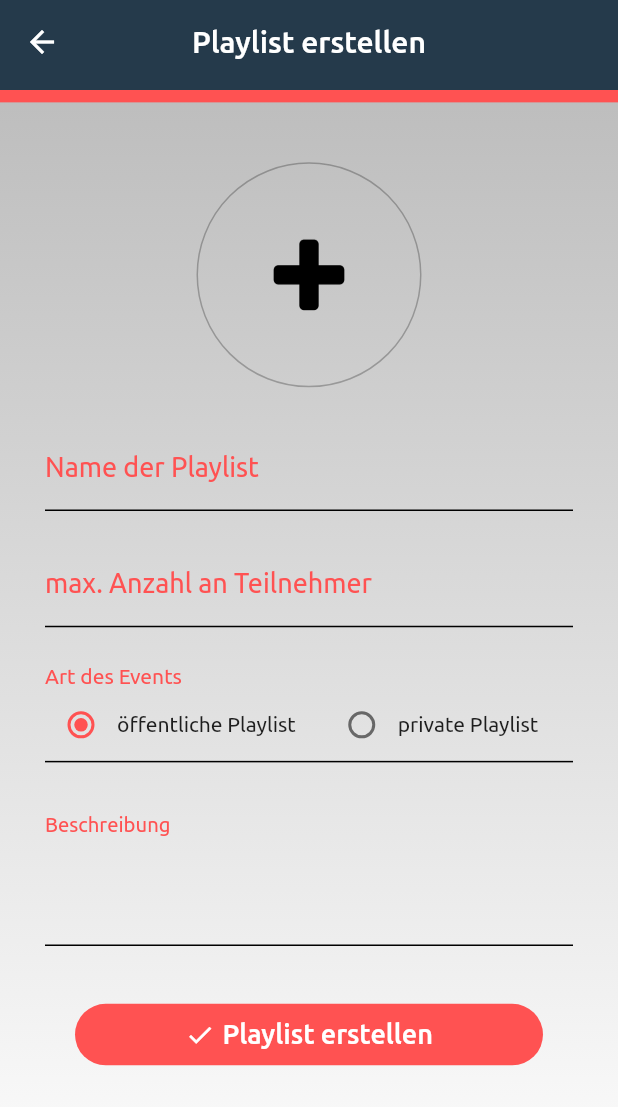
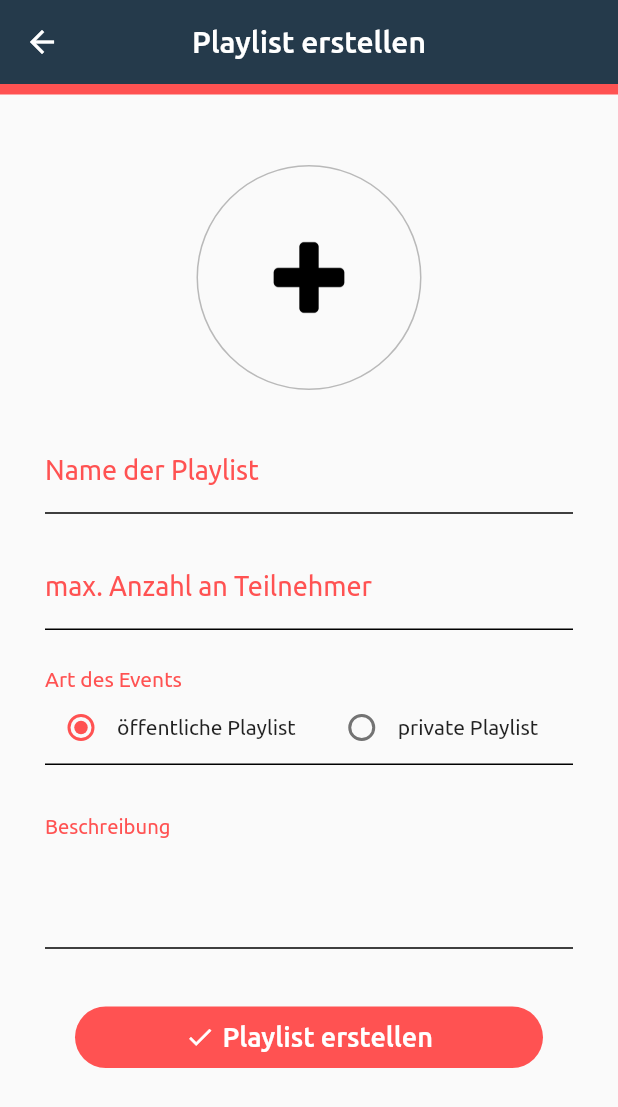
Before and after one commit to DominikDeseyve/SW-ENG_CMP, a Flutter app: the CreatePlaylistScreen screen opened by its route, on a phone screen of 412 x 824 dp. Shown: the top 1107 px of the screen. Run offline on Flutter 3.47's test engine with Material 2 defaults, Android fonts, the phone set to English and light mode, and no system bars; our stand-ins replace audioplayers, cached_network_image, cloud_firestore, dynamic_theme, firebase_auth, firebase_storage and 3 more; missing offline and left inert: nested_navigators, youtube_api; accounts and stored records are empty; project files that could hold a hidden picture were left out.

Commit message:
Darkmode Update

```diff
--- a/lib/pages/playlist/CreatePlaylistScreen.dart
+++ b/lib/pages/playlist/CreatePlaylistScreen.dart
@@ -119,48 +119,26 @@ class _CreatePlaylistScreenState extends State<CreatePlaylistScreen> {
   @override
   Widget build(BuildContext context) {
     return Scaffold(
+      backgroundColor: Controller().theming.background,
       appBar: PreferredSize(
-        preferredSize: Size.fromHeight(60.0),
-        child: AppBar(
+        preferredSize: Size.fromHeight(70.0),
+        child: Column(
+          children: <Widget>[
+            AppBar(
               backgroundColor: Color(0xFF253A4B),
               centerTitle: true,
               elevation: 0,
               title: Text("Playlist erstellen"),
             ),
+            Container(
+              width: MediaQuery.of(context).size.width,
+              height: 7,
+              color: Colors.redAccent,
             ),
-      body: Stack(
-        children: <Widget>[
-          Container(
-            // Add box decoration
-            decoration: BoxDecoration(
-              // Box decoration takes a gradient
-              gradient: LinearGradient(
-                // Where the linear gradient begins and ends
-                begin: Alignment.topCenter,
-                end: Alignment.bottomCenter,
-                // Add one stop for each color. Stops should increase from 0 to 1
-                stops: [0.0, 1.0],
-                colors: [
-                  // Colors are easy thanks to Flutter's Colors class.
-                  Colors.grey[400],
-                  Colors.white,
           ],
         ),
       ),
-          ),
-          //kompletter Bildschirm
-          Container(
-            decoration: BoxDecoration(
-              border: Border(
-                top: BorderSide(
-                  width: MediaQuery.of(context).size.height * 0.01,
-                  color: Colors.redAccent,
-                ),
-              ),
-            ),
-            child: Form(
-              key: _formKey,
-              child: ListView(
+      body: ListView(
         children: <Widget>[
           Container(
             height: 150,
@@ -361,10 +339,6 @@ class _CreatePlaylistScreenState extends State<CreatePlaylistScreen> {
           ),
         ],
       ),
-            ),
-          ),
-        ],
-      ),
     );
   }
 }
```
Also changed, not shown: lib/logic/Theming.dart (+28 -28 lines), lib/pages/home/HomeScreen.dart (+5 -2 lines), lib/pages/playlist/AddSongScreen.dart (+16 -6 lines), lib/pages/playlist/EditPlaylistScreen.dart (+16 -7 lines), lib/pages/settings/ProfileScreen.dart (+11 -11 lines), lib/pages/settings/SettingsScreen.dart (+11 -11 lines). Lines whose indentation alone changed are shown as unchanged.
